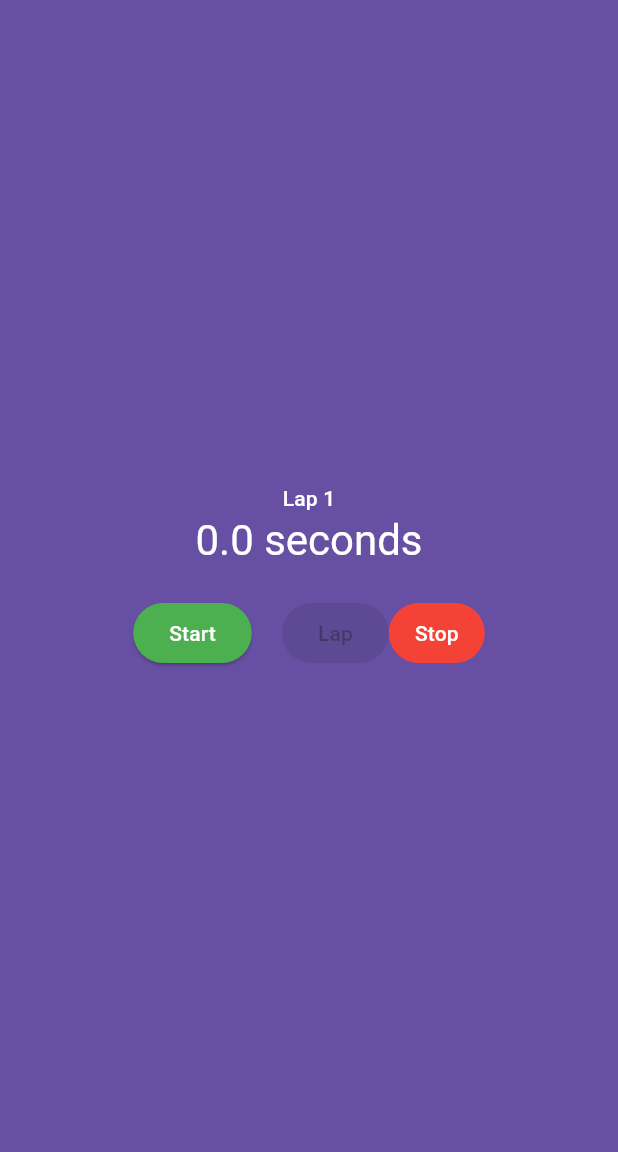
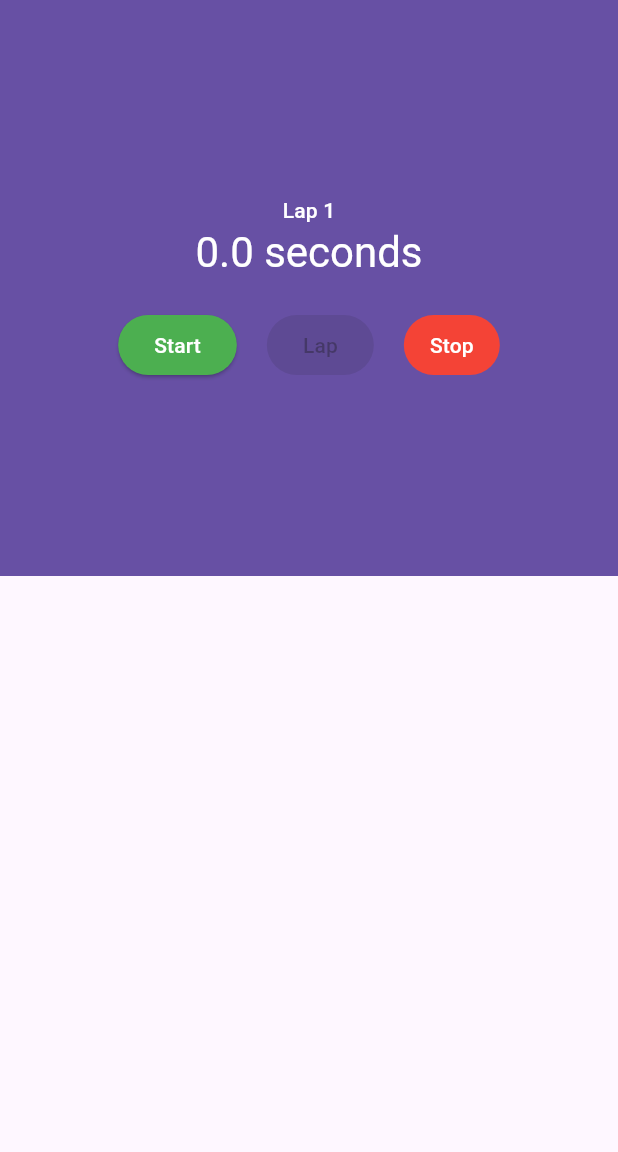
Before and after one commit to thisfren/Flutter-Cookbook, a Flutter app: the screen it shows after launch, on a phone screen of 412 x 824 dp, the part 84-1236 px from its top. Run offline on Flutter 3.47's test engine with Material 3 defaults, Android fonts, the phone set to English and light mode, and no system bars; our stand-ins replace google_fonts.

```diff
--- a/Ch. 5/stopwatch/lib/stopwatch.dart
+++ b/Ch. 5/stopwatch/lib/stopwatch.dart
@@ -6,7 +6,7 @@ The State object takes over the build responsibilities from the widget.
 States can also be marked as dirty, which is what will cause them to repaint on the next frame.
 */
 import 'dart:async' show Timer;
-import 'package:flutter/material.dart' show AppBar, BuildContext, ButtonStyle, Center, Color, Colors, Column, ElevatedButton, MainAxisAlignment, MaterialStateProperty, Row, Scaffold, SizedBox, State, StatefulWidget, Text, TextButton, Theme, Widget, WidgetStateProperty;
+import 'package:flutter/material.dart' show AppBar, BuildContext, ButtonStyle, Center, Color, Colors, Column, ElevatedButton, Expanded, ListTile, ListView, MainAxisAlignment, Row, Scaffold, SizedBox, State, StatefulWidget, Text, TextButton, Theme, Widget, WidgetStateProperty;
 import 'package:flutter/src/widgets/container.dart';
 
 
@@ -58,7 +58,19 @@ class StopWatchState extends State<StopWatch> {
           'Stopwatch'
         )
       ),
-      body: _buildCounter(context)
+      body: Column(
+        children: <Widget>[
+          Expanded(child: _buildCounter(context)),
+          /*
+          One final important thing to keep in mind about scrolling widgets is that because they need to know their parent's constraints to activate scrolling.
+          Putting scroll widgets inside widgets with unbounded constraints can cause Flutter to throw errors.
+          In our example, we placed ListView inside a Column, which is a flex widget that lays out its children based on their intrinsic size.
+          This works fine for widgets such as Containers, Buttons, and Text, but it fails for ListViews.
+          To make scrolling work inside Column, we had to wrap it in an Expanded widget, which will then tell ListView how much space it has to work with.
+          */
+          Expanded(child: _buildLapDisplay())
+        ],
+      ),
     );
   }
 
@@ -73,7 +85,7 @@ class StopWatchState extends State<StopWatch> {
             style: Theme.of(context).textTheme.titleSmall?.copyWith(color: Colors.white)
           ),
           Text(
-            _secondsText(),
+            _secondsText(milliseconds),
             style: Theme.of(context).textTheme.headlineMedium?.copyWith(color: Colors.white)
           ),
           SizedBox(height: 20),
@@ -98,7 +110,9 @@ class StopWatchState extends State<StopWatch> {
             SizedBox(width: 20),
             ElevatedButton(
               onPressed: isTicking ? _lap : null,
-              child: Text('Lap')),
+              child: Text('Lap')
+            ),
+            SizedBox(width: 20),
             TextButton(
               style: ButtonStyle(
                 backgroundColor: WidgetStateProperty.all<Color>(Colors.red),
@@ -114,7 +128,7 @@ class StopWatchState extends State<StopWatch> {
   /*
   Add this helper function just after the build method to make sure that our text is always grammatically correct
   */
-  String _secondsText()  {
+  String _secondsText(int milliseconds)  {
     final seconds = milliseconds/ 1000;
     return '$seconds seconds';
   }
@@ -124,6 +138,21 @@ class StopWatchState extends State<StopWatch> {
       laps.add(milliseconds);
       milliseconds = 0;
     });
+  }
+
+  /*
+  We're using a type of scrolling widget called ListView, which is probably one of the simplest types of scrolling widgets in Flutter.
+  This widget functions a bit like a column, except instead of throwing errors when it runs out of space, ListView will enable scrolling, allowing you to use drag gestures to scroll through all the data.
+  */
+  Widget _buildLapDisplay() {
+    return ListView(
+      children: [
+        for (int milliseconds in laps)
+          ListTile(
+            title: Text(_secondsText(milliseconds))
+          )
+      ]
+    );
   }
 
   void _startTimer() {
@@ -155,3 +184,8 @@ class StopWatchState extends State<StopWatch> {
     super.dispose();
   }
 }
+
+/*
+ Try removing Expanded; the whole widget
+will disappear and you should see an error in the Debug console:
+*/
```
